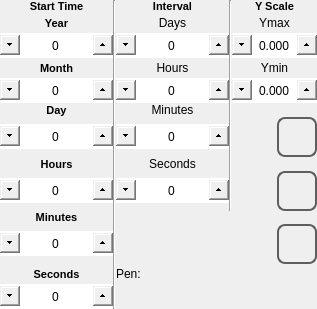
Old version of the form qt_library/ATCMtrend/trend_range.ui in the repository MECTsrl/mect_plugins.
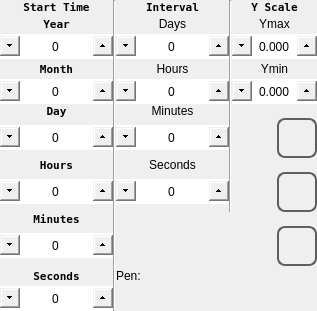
New version of the form. Icons and pictures are not drawn.

Commit message: - add systemicons.qrc into the library - put the navigation button in the same way everywhere - put status message into store and trend windows - fix net_conf page

Patch:
```diff
--- a/qt_library/ATCMtrend/trend_range.ui
+++ b/qt_library/ATCMtrend/trend_range.ui
@@ -117,7 +117,7 @@
        </property>
        <property name="font">
         <font>
-         <family>Ubuntu</family>
+         <family>DejaVu Sans Mono</family>
          <pointsize>8</pointsize>
          <weight>99</weight>
          <italic>false</italic>
@@ -238,7 +238,7 @@
        </property>
        <property name="font">
         <font>
-         <family>Ubuntu</family>
+         <family>DejaVu Sans Mono</family>
          <pointsize>8</pointsize>
          <weight>99</weight>
          <italic>false</italic>
@@ -266,7 +266,7 @@
        </property>
        <property name="font">
         <font>
-         <family>Ubuntu</family>
+         <family>DejaVu Sans Mono</family>
          <pointsize>8</pointsize>
          <weight>99</weight>
          <italic>false</italic>
@@ -294,7 +294,7 @@
        </property>
        <property name="font">
         <font>
-         <family>Ubuntu</family>
+         <family>DejaVu Sans Mono</family>
          <pointsize>8</pointsize>
          <weight>99</weight>
          <italic>false</italic>
@@ -492,7 +492,7 @@
       <widget class="QLabel" name="label">
        <property name="font">
         <font>
-         <family>Ubuntu</family>
+         <family>DejaVu Sans Mono</family>
          <pointsize>8</pointsize>
          <weight>99</weight>
          <italic>false</italic>
@@ -700,7 +700,7 @@
        </property>
        <property name="font">
         <font>
-         <family>Ubuntu</family>
+         <family>DejaVu Sans Mono</family>
          <pointsize>8</pointsize>
          <weight>99</weight>
          <italic>false</italic>
@@ -725,7 +725,7 @@
        </property>
        <property name="font">
         <font>
-         <family>Ubuntu</family>
+         <family>DejaVu Sans Mono</family>
          <pointsize>8</pointsize>
          <weight>99</weight>
          <italic>false</italic>
@@ -874,7 +874,7 @@
        </property>
        <property name="font">
         <font>
-         <family>Ubuntu</family>
+         <family>DejaVu Sans Mono</family>
          <pointsize>8</pointsize>
          <weight>99</weight>
          <italic>false</italic>
@@ -916,7 +916,7 @@
        </property>
        <property name="font">
         <font>
-         <family>Ubuntu</family>
+         <family>DejaVu Sans Mono</family>
          <pointsize>8</pointsize>
          <weight>99</weight>
          <italic>false</italic>
```
Left out of the diff: 8 changed lines with no effect on the pictures. The commit also changes 279 other files.
